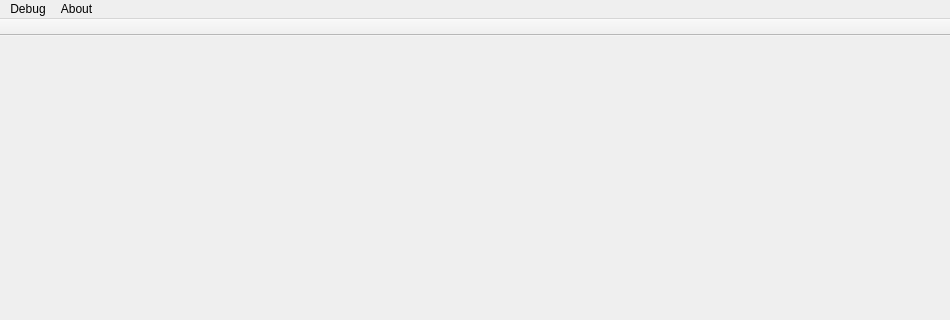
Above: Gui/MainWindow.ui from fxdeniz/NeSync before the change; both pictures show x 0 to 950 and y 0 to 320 of the 950 by 647 pixel window. Below: the same form after it.
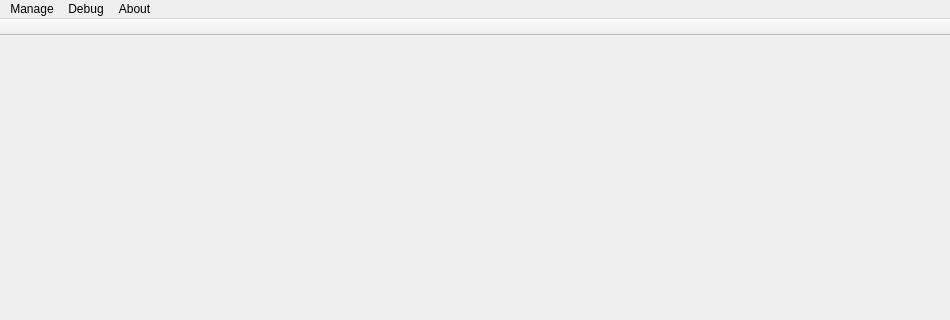
That is the form after the change.

Commit message: settings action added to menubar in `MainWindow.ui`

```diff
--- a/Gui/MainWindow.ui
+++ b/Gui/MainWindow.ui
@@ -57,6 +57,12 @@
      <height>21</height>
     </rect>
    </property>
+    <widget class="QMenu" name="menuManage">
+    <property name="title">
+     <string>Manage</string>
+    </property>
+    <addaction name="menuAction_Settings"/>
+   </widget>
    <widget class="QMenu" name="menuDebug">
     <property name="title">
      <string>Debug</string>
@@ -70,6 +76,7 @@
     <addaction name="menuAction_AboutApp"/>
     <addaction name="menuAction_AboutQt"/>
    </widget>
+   <addaction name="menuManage"/>
    <addaction name="menuDebug"/>
    <addaction name="menuAbout"/>
   </widget>
```
Left out of the diff: 43 changed lines with no effect on the pictures.
